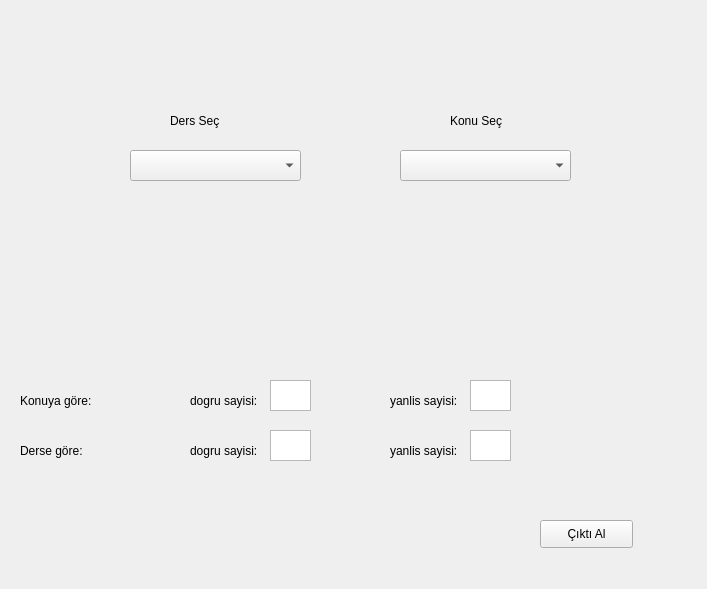
This is ciktiAl.ui in utku0dogan/ExaminationApp as Qt 5 draws it before an edit. The edited form follows.
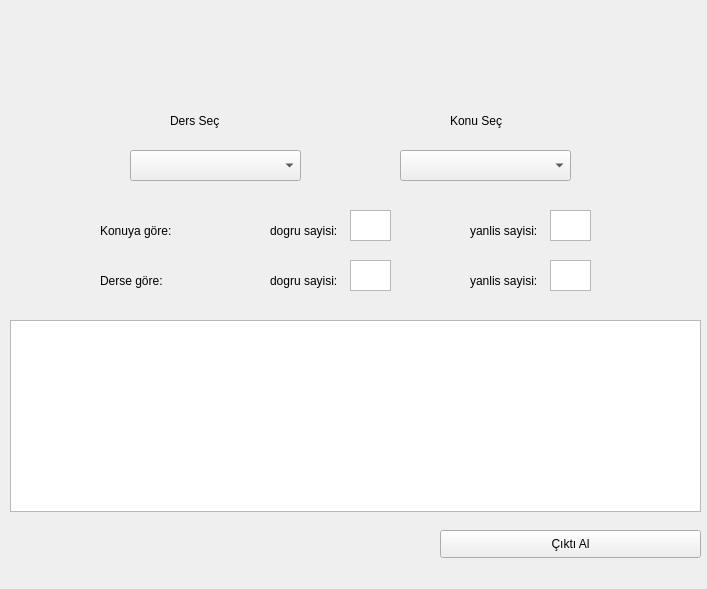
This is the edited form.

What changed in the file:
```diff
--- a/ciktiAl.ui
+++ b/ciktiAl.ui
@@ -62,8 +62,8 @@
   <widget class="QLabel" name="label_3">
    <property name="geometry">
     <rect>
-     <x>20</x>
-     <y>380</y>
+     <x>100</x>
+     <y>210</y>
      <width>91</width>
      <height>41</height>
     </rect>
@@ -75,8 +75,8 @@
   <widget class="QLabel" name="label_5">
    <property name="geometry">
     <rect>
-     <x>20</x>
-     <y>430</y>
+     <x>100</x>
+     <y>260</y>
      <width>71</width>
      <height>41</height>
     </rect>
@@ -88,8 +88,8 @@
   <widget class="QTextBrowser" name="textBrowser">
    <property name="geometry">
     <rect>
-     <x>270</x>
-     <y>380</y>
+     <x>350</x>
+     <y>210</y>
      <width>41</width>
      <height>31</height>
     </rect>
@@ -98,8 +98,8 @@
   <widget class="QLabel" name="label_4">
    <property name="geometry">
     <rect>
-     <x>190</x>
-     <y>380</y>
+     <x>270</x>
+     <y>210</y>
      <width>71</width>
      <height>41</height>
     </rect>
@@ -111,8 +111,8 @@
   <widget class="QLabel" name="label_6">
    <property name="geometry">
     <rect>
-     <x>390</x>
-     <y>380</y>
+     <x>470</x>
+     <y>210</y>
      <width>81</width>
      <height>41</height>
     </rect>
@@ -124,8 +124,8 @@
   <widget class="QTextBrowser" name="textBrowser_3">
    <property name="geometry">
     <rect>
-     <x>470</x>
-     <y>380</y>
+     <x>550</x>
+     <y>210</y>
      <width>41</width>
      <height>31</height>
     </rect>
@@ -134,8 +134,8 @@
   <widget class="QLabel" name="label_7">
    <property name="geometry">
     <rect>
-     <x>390</x>
-     <y>430</y>
+     <x>470</x>
+     <y>260</y>
      <width>81</width>
      <height>41</height>
     </rect>
@@ -147,8 +147,8 @@
   <widget class="QTextBrowser" name="textBrowser_2">
    <property name="geometry">
     <rect>
-     <x>270</x>
-     <y>430</y>
+     <x>350</x>
+     <y>260</y>
      <width>41</width>
      <height>31</height>
     </rect>
@@ -157,8 +157,8 @@
   <widget class="QLabel" name="label_8">
    <property name="geometry">
     <rect>
-     <x>190</x>
-     <y>430</y>
+     <x>270</x>
+     <y>260</y>
      <width>71</width>
      <height>41</height>
     </rect>
@@ -170,8 +170,8 @@
   <widget class="QTextBrowser" name="textBrowser_4">
    <property name="geometry">
     <rect>
-     <x>470</x>
-     <y>430</y>
+     <x>550</x>
+     <y>260</y>
      <width>41</width>
      <height>31</height>
     </rect>
@@ -180,9 +180,9 @@
   <widget class="QPushButton" name="pushButton">
    <property name="geometry">
     <rect>
-     <x>540</x>
-     <y>520</y>
-     <width>93</width>
+     <x>440</x>
+     <y>530</y>
+     <width>261</width>
      <height>28</height>
     </rect>
    </property>
@@ -190,6 +190,16 @@
     <string>Çıktı Al</string>
    </property>
   </widget>
+  <widget class="QTextBrowser" name="textBrowser_5">
+   <property name="geometry">
+    <rect>
+     <x>10</x>
+     <y>320</y>
+     <width>691</width>
+     <height>192</height>
+    </rect>
+   </property>
+  </widget>
  </widget>
  <resources/>
  <connections/>
```
